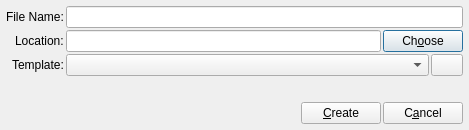
The window that resources/ui/dialogs/template.ui (prymatex/prymatex) describes before a commit, drawn with Qt 5.
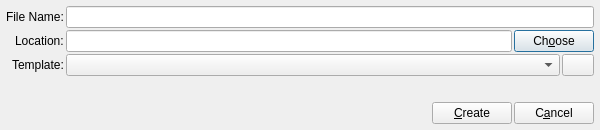
The same window after the commit. Icons and pictures are not drawn.

Commit message: template dialog

The edit to the form file:
```diff
--- a/resources/ui/dialogs/template.ui
+++ b/resources/ui/dialogs/template.ui
@@ -9,16 +9,15 @@
    <rect>
     <x>0</x>
     <y>0</y>
-    <width>469</width>
+    <width>600</width>
     <height>130</height>
    </rect>
   </property>
-  <property name="windowTitle">
-   <string>New From Template</string>
-  </property>
-  <property name="windowIcon">
-   <iconset>
-    <normaloff>:/images/prymatex/logo.png</normaloff>:/images/prymatex/logo.png</iconset>
+  <property name="minimumSize">
+   <size>
+    <width>600</width>
+    <height>0</height>
+   </size>
   </property>
   <layout class="QVBoxLayout" name="verticalLayout">
    <property name="spacing">
```
Left out of the diff: 6 changed lines with no effect on the pictures. The commit also changes 11 other files.
